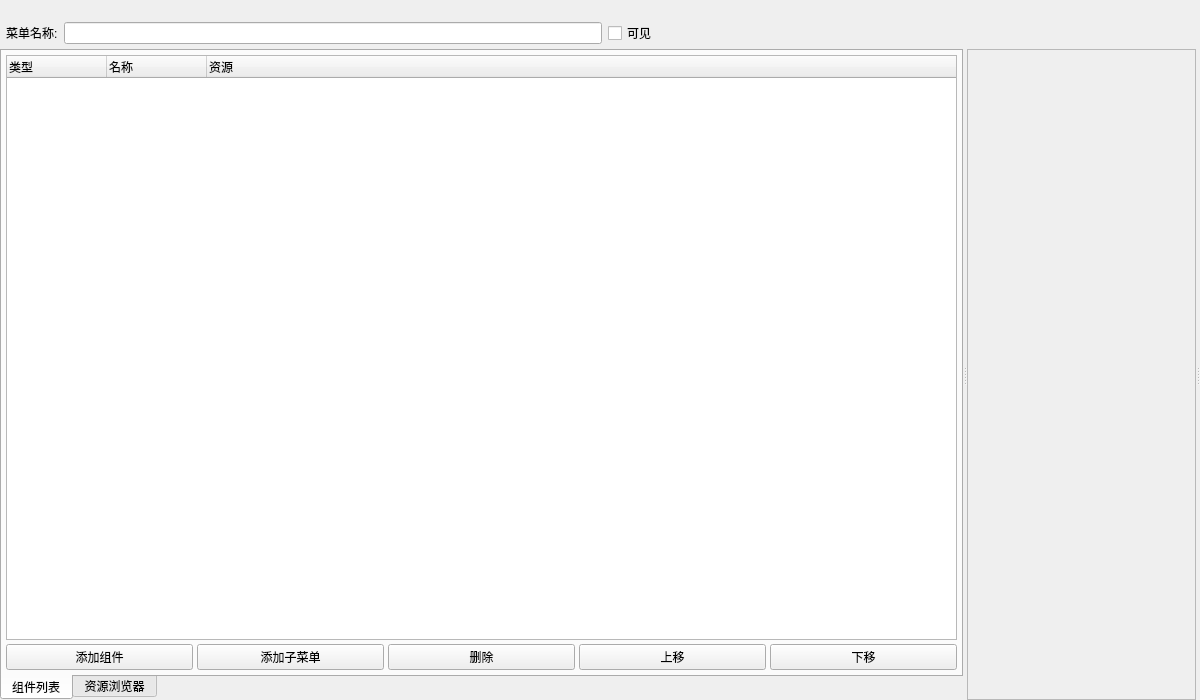
Above: jxqy-editor/ui/MenuEditorWindow.ui from Upwinded/JXQY-all-in-one before the change. Below: the same form after it.
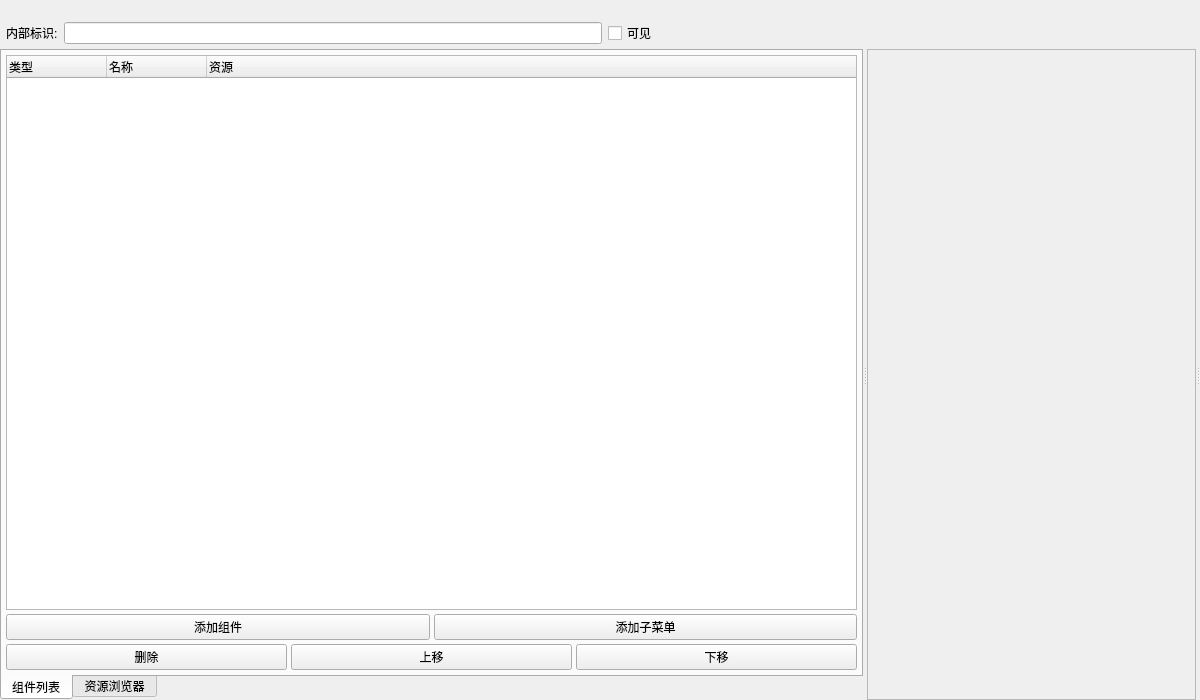
That is the form after the change.

What changed in the file:
```diff
--- a/jxqy-editor/ui/MenuEditorWindow.ui
+++ b/jxqy-editor/ui/MenuEditorWindow.ui
@@ -66,7 +66,7 @@
       <item>
        <widget class="QLabel" name="menuNameLabel">
         <property name="text">
-         <string>菜单名称:</string>
+         <string>内部标识:</string>
         </property>
        </widget>
       </item>
@@ -163,6 +163,10 @@
             </property>
            </widget>
           </item>
+         </layout>
+        </item>
+        <item>
+         <layout class="QHBoxLayout" name="componentOrderButtonLayout">
           <item>
            <widget class="QPushButton" name="removeButton">
             <property name="text">
```
